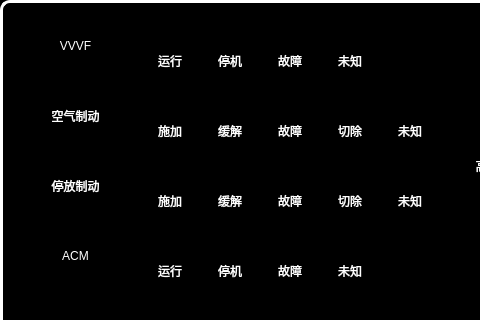
First picture: the form in vehiclehelppage.ui, repository mayue-crrc/ShenyangMetro9DB, before the edit; both pictures show x 0 to 480 and y 0 to 320 of the 800 by 600 pixel window.
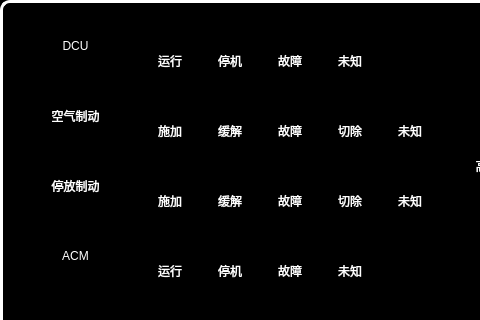
Second picture: the form after the edit. Icons and pictures are not drawn.

What changed in the file:
```diff
--- a/vehiclehelppage.ui
+++ b/vehiclehelppage.ui
@@ -62,7 +62,7 @@
     </rect>
    </property>
    <property name="text">
-    <string>VVVF</string>
+    <string>DCU</string>
    </property>
    <property name="alignment">
     <set>Qt::AlignCenter</set>
```
